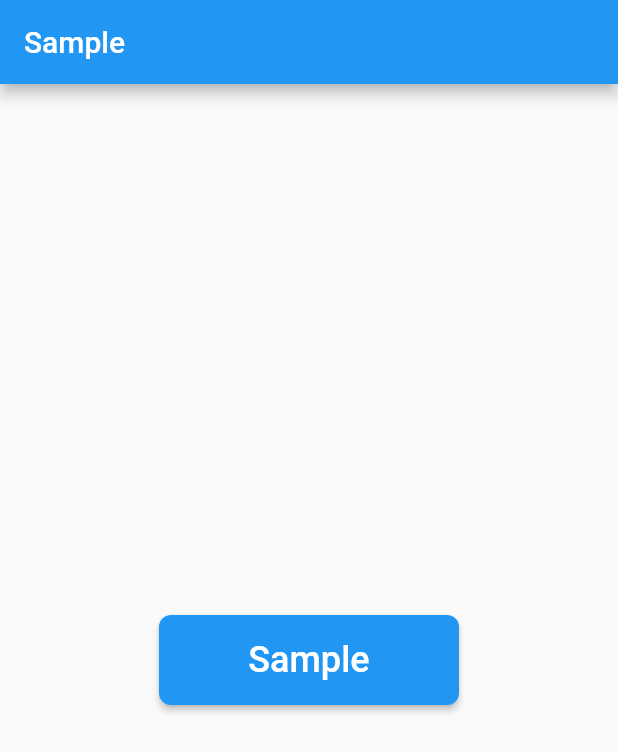
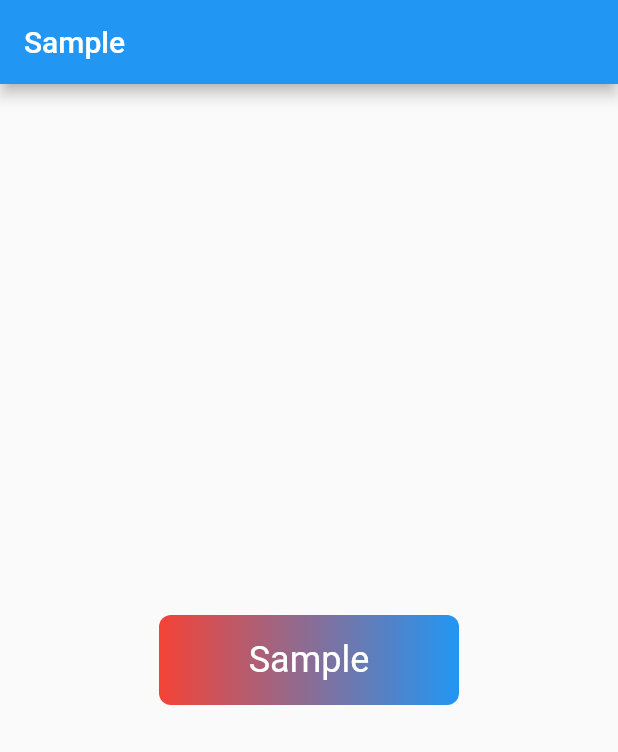
Before and after one commit to PascalAC/progress_button, a Flutter app: the screen it shows after launch, on a phone screen of 412 x 824 dp. Shown: the top 752 px of the screen. Run offline on Flutter 3.47's test engine with Material 2 defaults, Android fonts, the phone set to English and light mode, and no system bars.

Commit message:
add gradient

```diff
--- a/example/lib/src/app.dart
+++ b/example/lib/src/app.dart
@@ -16,6 +16,12 @@ class App extends StatelessWidget {
             height: 60,
             child: ProgressButton(
               borderRadius: BorderRadius.all(Radius.circular(8)),
+              gradient: new LinearGradient(
+                colors: <Color>[
+                  Colors.red,
+                  Colors.blue,
+                ]
+              ),
               strokeWidth: 2,
               child: Text(
                 "Sample",
--- a/lib/button_stagger_animation.dart
+++ b/lib/button_stagger_animation.dart
@@ -1,4 +1,5 @@
 import 'package:flutter/material.dart';
+import 'package:progress_indicator_button/raised_gradient_button.dart';
 
 class ButtonStaggerAnimation extends StatelessWidget {
   // Animation fields
@@ -6,6 +7,7 @@ class ButtonStaggerAnimation extends StatelessWidget {
 
   // Display fields
   final Color color;
+  final Gradient gradient;
   final Color progressIndicatorColor;
   final double progressIndicatorSize;
   final BorderRadius borderRadius;
@@ -17,6 +19,7 @@ class ButtonStaggerAnimation extends StatelessWidget {
     Key key,
     this.controller,
     this.color,
+    this.gradient,
     this.progressIndicatorColor,
     this.progressIndicatorSize,
     this.borderRadius,
@@ -76,7 +79,7 @@ class ButtonStaggerAnimation extends StatelessWidget {
         return SizedBox(
           height: buttonHeight,
           width: widthAnimation.value,
-          child: RaisedButton(
+          child: gradient == null ? RaisedButton(
             shape: RoundedRectangleBorder(
               borderRadius: borderRadiusAnimation.value,
             ),
@@ -85,6 +88,18 @@ class ButtonStaggerAnimation extends StatelessWidget {
             onPressed: () {
               this.onPressed(controller);
             },
+          ) : new RaisedGradientButton(
+            child: _buttonChild(),
+            gradient: gradient,
+            borderRadius: new BorderRadius.only(
+              topLeft: borderRadiusAnimation.value.topLeft,
+              topRight: borderRadiusAnimation.value.topRight,
+              bottomRight: borderRadiusAnimation.value.bottomRight,
+              bottomLeft: borderRadiusAnimation.value.bottomLeft,
+            ),
+            height: buttonHeight,
+            width: widthAnimation.value,
+            onPressed: () => this.onPressed(controller),
           ),
         );
       },
--- a/lib/progress_button.dart
+++ b/lib/progress_button.dart
@@ -6,6 +6,8 @@ import 'package:progress_indicator_button/button_stagger_animation.dart';
 class ProgressButton extends StatefulWidget {
   /// The background color of the button.
   final Color color;
+  /// The background gradient of the button.
+  final Gradient gradient;
   /// The progress indicator color.
   final Color progressIndicatorColor;
   /// The size of the progress indicator.
@@ -28,6 +30,7 @@ class ProgressButton extends StatefulWidget {
   ProgressButton({
     @required this.child,
     @required this.onPressed,
+    this.gradient,
     this.color = Colors.blue,
     this.strokeWidth = 2,
     this.progressIndicatorColor = Colors.white,
@@ -66,6 +69,7 @@ class _ProgressButtonState extends State<ProgressButton>
       child: ButtonStaggerAnimation(
         controller: _controller.view,
         color: widget.color,
+        gradient: widget.gradient,
         strokeWidth: widget.strokeWidth,
         progressIndicatorColor: widget.progressIndicatorColor,
         progressIndicatorSize: widget.progressIndicatorSize,
--- /dev/null
+++ b/lib/raised_gradient_button.dart
@@ -0,0 +1,43 @@
+import 'package:flutter/material.dart';
+
+class RaisedGradientButton extends StatelessWidget {
+		final Widget child;
+		final Gradient gradient;
+		final double width;
+		final double height;
+		final BorderRadius borderRadius;
+		final List<BoxShadow> boxShadows;
+		final Function onPressed;
+
+		const RaisedGradientButton({
+				Key key,
+				@required this.child,
+				this.gradient,
+				this.width = double.infinity,
+				this.height = 60,
+				this.borderRadius,
+				this.boxShadows,
+				this.onPressed,
+		}) : super(key: key);
+
+		@override
+		Widget build(BuildContext context) {
+				return Container(
+						width: width,
+						height: height,
+						decoration: BoxDecoration(
+								gradient: gradient,
+								borderRadius: borderRadius,
+								boxShadow: boxShadows,
+						),
+						child: Material(
+								color: Colors.transparent,
+								child: InkWell(
+										onTap: onPressed,
+										child: Center(
+												child: child,
+										)),
+						),
+				);
+		}
+}
```
Also changed, not shown: 1 other file.
